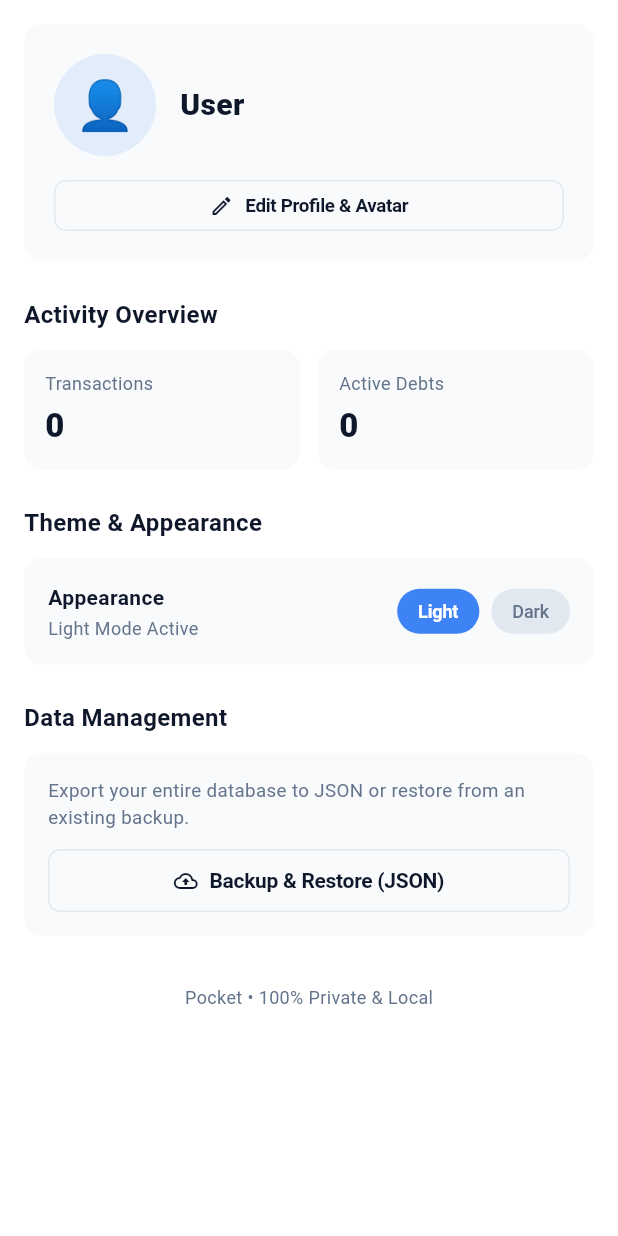
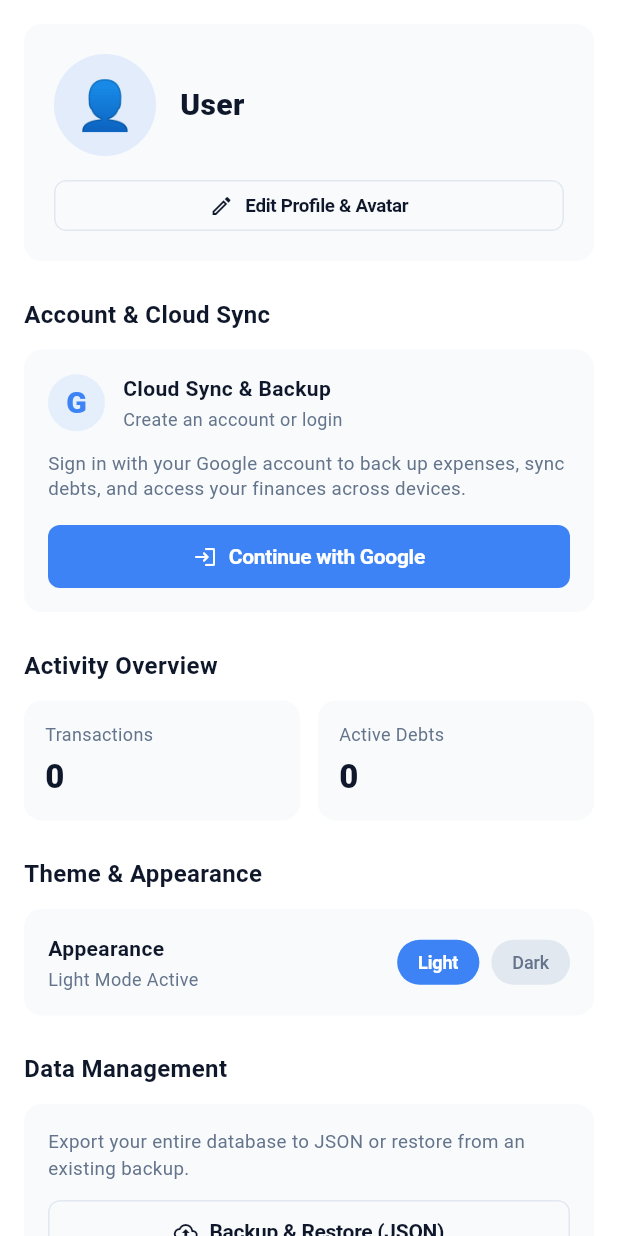
Before and after one commit to robindev2007/pocket, a Flutter app: the ProfileTab screen opened directly, on a phone screen of 412 x 824 dp. Run offline on Flutter 3.47's test engine with Material 3 defaults, Android fonts, the light colour scheme and no system bars; our stand-ins replace get, google_fonts, google_sign_in, shared_preferences; missing offline and left inert: luthor; accounts and stored records are empty.

Commit message:
feat(auth): implement Google Sign-In and account authentication on Profile tab

```diff
--- a/app/lib/data/models/user_profile_model.dart
+++ b/app/lib/data/models/user_profile_model.dart
@@ -1,30 +1,38 @@
 class UserProfileModel {
   UserProfileModel({
     required this.name,
+    this.id,
     this.email,
     this.avatar = '👤',
     this.bio,
+    this.currency = 'USD',
     this.hasCompletedOnboarding = false,
   });
 
+  final String? id;
   final String name;
   final String? email;
   final String avatar;
   final String? bio;
+  final String currency;
   final bool hasCompletedOnboarding;
 
   UserProfileModel copyWith({
+    String? id,
     String? name,
     String? email,
     String? avatar,
     String? bio,
+    String? currency,
     bool? hasCompletedOnboarding,
   }) {
     return UserProfileModel(
+      id: id ?? this.id,
       name: name ?? this.name,
       email: email ?? this.email,
       avatar: avatar ?? this.avatar,
       bio: bio ?? this.bio,
+      currency: currency ?? this.currency,
       hasCompletedOnboarding:
           hasCompletedOnboarding ?? this.hasCompletedOnboarding,
     );
@@ -32,20 +40,24 @@ class UserProfileModel {
 
   Map<String, dynamic> toJson() {
     return {
+      if (id != null) 'id': id,
       'name': name,
-      'email': email,
+      if (email != null) 'email': email,
       'avatar': avatar,
-      'bio': bio,
+      if (bio != null) 'bio': bio,
+      'currency': currency,
       'hasCompletedOnboarding': hasCompletedOnboarding,
     };
   }
 
   factory UserProfileModel.fromJson(Map<String, dynamic> json) {
     return UserProfileModel(
+      id: json['id'] as String?,
       name: json['name'] as String? ?? '',
       email: json['email'] as String?,
       avatar: json['avatar'] as String? ?? '👤',
       bio: json['bio'] as String?,
+      currency: json['currency'] as String? ?? 'USD',
       hasCompletedOnboarding:
           json['hasCompletedOnboarding'] as bool? ?? false,
     );
--- /dev/null
+++ b/app/lib/features/auth/presentation/widgets/google_auth_card.dart
@@ -0,0 +1,224 @@
+import 'package:flutter/material.dart';
+import 'package:get/get.dart';
+import '../../../../core/constants/app_sizes.dart';
+import '../../../../core/theme/theme.dart';
+import '../../../../core/widgets/app_button.dart';
+import '../../../../core/widgets/borderless_card.dart';
+import '../../../tracker/controllers/tracker_controller.dart';
+import '../../controllers/auth_controller.dart';
+
+class GoogleAuthCard extends StatelessWidget {
+  const GoogleAuthCard({super.key});
+
+  @override
+  Widget build(BuildContext context) {
+    final colorScheme = context.colorScheme;
+    final customColors = context.customColors;
+    final authController = AuthController.to;
+
+    return Obx(() {
+      final isLoggedIn = authController.isAuthenticated.value;
+      final isLoading = authController.isLoading.value;
+      final user = authController.authUser.value;
+      final currentEmail = user?.email ?? TrackerController.to.userEmail;
+
+      if (isLoggedIn) {
+        return BorderlessCard(
+          padding: const EdgeInsets.all(AppSizes.p16),
+          child: Column(
+            crossAxisAlignment: CrossAxisAlignment.start,
+            children: [
+              Row(
+                children: [
+                  Container(
+                    width: 38,
+                    height: 38,
+                    decoration: BoxDecoration(
+                      color: Colors.green.withValues(alpha: 0.12),
+                      shape: BoxShape.circle,
+                    ),
+                    child: const Icon(
+                      Icons.cloud_done_rounded,
+                      color: Colors.green,
+                      size: 20,
+                    ),
+                  ),
+                  AppSizes.gapW12,
+                  Expanded(
+                    child: Column(
+                      crossAxisAlignment: CrossAxisAlignment.start,
+                      children: [
+                        Text(
+                          'Google Account Connected',
+                          style: TextStyle(
+                            fontSize: 14,
+                            fontWeight: FontWeight.w700,
+                            color: colorScheme.onSurface,
+                          ),
+                        ),
+                        if (currentEmail != null && currentEmail.isNotEmpty) ...[
+                          const SizedBox(height: 2),
+                          Text(
+                            currentEmail,
+                            style: TextStyle(
+                              fontSize: 12.5,
+                              color: customColors.subtleText,
+                            ),
+                            maxLines: 1,
+                            overflow: TextOverflow.ellipsis,
+                          ),
+                        ],
+                      ],
+                    ),
+                  ),
+                  Container(
+                    padding:
+                        const EdgeInsets.symmetric(horizontal: 8, vertical: 3),
+                    decoration: BoxDecoration(
+                      color: Colors.green.withValues(alpha: 0.15),
+                      borderRadius: BorderRadius.circular(12),
+                    ),
+                    child: const Row(
+                      mainAxisSize: MainAxisSize.min,
+                      children: [
+                        Icon(Icons.check, size: 12, color: Colors.green),
+                        SizedBox(width: 4),
+                        Text(
+                          'Synced',
+                          style: TextStyle(
+                            fontSize: 11,
+                            fontWeight: FontWeight.w700,
+                            color: Colors.green,
+                          ),
+                        ),
+                      ],
+                    ),
+                  ),
+                ],
+              ),
+              AppSizes.gapH12,
+              Text(
+                'Your account is linked. Changes can sync seamlessly with the cloud.',
+                style: TextStyle(
+                  fontSize: 12,
+                  color: customColors.subtleText,
+                ),
+              ),
+              AppSizes.gapH16,
+              AppButton.outline(
+                text: 'Sign Out of Google',
+                prefixIcon: const Icon(Icons.logout_rounded, size: 16),
+                isFullWidth: true,
+                size: ButtonSize.sm,
+                isLoading: isLoading,
+                onPressed: () => _confirmSignOut(context, authController),
+              ),
+            ],
+          ),
+        );
+      }
+
+      // Unauthenticated state: Create Account or Login with Google
+      return BorderlessCard(
+        padding: const EdgeInsets.all(AppSizes.p16),
+        child: Column(
+          crossAxisAlignment: CrossAxisAlignment.start,
+          children: [
+            Row(
+              children: [
+                Container(
+                  width: 38,
+                  height: 38,
+                  decoration: BoxDecoration(
+                    color: colorScheme.primary.withValues(alpha: 0.1),
+                    shape: BoxShape.circle,
+                  ),
+                  child: Center(
+                    child: Text(
+                      'G',
+                      style: TextStyle(
+                        fontSize: 20,
+                        fontWeight: FontWeight.w900,
+                        color: colorScheme.primary,
+                      ),
+                    ),
+                  ),
+                ),
+                AppSizes.gapW12,
+                Expanded(
+                  child: Column(
+                    crossAxisAlignment: CrossAxisAlignment.start,
+                    children: [
+                      Text(
+                        'Cloud Sync & Backup',
+                        style: TextStyle(
+                          fontSize: 14,
+                          fontWeight: FontWeight.w700,
+                          color: colorScheme.onSurface,
+                        ),
+                      ),
+                      const SizedBox(height: 2),
+                      Text(
+                        'Create an account or login',
+                        style: TextStyle(
+                          fontSize: 12,
+                          color: customColors.subtleText,
+                        ),
+                      ),
+                    ],
+                  ),
+                ),
+              ],
+            ),
+            AppSizes.gapH12,
+            Text(
+              'Sign in with your Google account to back up expenses, sync debts, and access your finances across devices.',
+              style: TextStyle(
+                fontSize: 12.5,
+                color: customColors.subtleText,
+                height: 1.35,
+              ),
+            ),
+            AppSizes.gapH16,
+            AppButton.primary(
+              text: 'Continue with Google',
+              prefixIcon: const Icon(Icons.login_rounded, size: 16),
+              isFullWidth: true,
+              size: ButtonSize.md,
+              isLoading: isLoading,
+              onPressed: () => authController.signInWithGoogle(),
+            ),
+          ],
+        ),
+      );
+    });
+  }
+
+  void _confirmSignOut(BuildContext context, AuthController authController) {
+    showDialog(
+      context: context,
+      builder: (ctx) => AlertDialog(
+        title: const Text('Sign Out'),
+        content: const Text(
+          'Are you sure you want to sign out from your Google account? Your local data will remain saved on this device.',
+        ),
+        actions: [
+          TextButton(
+            onPressed: () => Navigator.pop(ctx),
+            child: const Text('Cancel'),
+          ),
+          TextButton(
+            onPressed: () {
+              Navigator.pop(ctx);
+              authController.signOut();
+            },
+            child: const Text(
+              'Sign Out',
+              style: TextStyle(color: Colors.red),
+            ),
+          ),
+        ],
+      ),
+    );
+  }
+}
--- a/app/lib/features/tracker/controllers/tracker_controller.dart
+++ b/app/lib/features/tracker/controllers/tracker_controller.dart
@@ -76,16 +76,20 @@ class TrackerController extends GetxController {
 
   Future<void> updateProfile({
     required String name,
+    String? id,
     String? email,
     String? avatar,
     String? bio,
+    String? currency,
     bool? hasCompletedOnboarding,
   }) async {
     final updated = userProfile.value.copyWith(
+      id: id ?? userProfile.value.id,
       name: name.trim(),
       email: email?.trim(),
       avatar: avatar ?? userProfile.value.avatar,
       bio: bio?.trim(),
+      currency: currency ?? userProfile.value.currency,
       hasCompletedOnboarding:
           hasCompletedOnboarding ?? userProfile.value.hasCompletedOnboarding,
     );
--- a/app/lib/features/tracker/presentation/screens/main_navigation_screen.dart
+++ b/app/lib/features/tracker/presentation/screens/main_navigation_screen.dart
@@ -2,6 +2,7 @@ import 'package:flutter/material.dart';
 import 'package:get/get.dart';
 
 import '../../../../core/theme/theme.dart';
+import '../../../auth/controllers/auth_controller.dart';
 import '../../controllers/tracker_controller.dart';
 import '../dialogs/welcome_name_dialog.dart';
 import 'dashboard_tab.dart';
@@ -22,6 +23,7 @@ class _MainNavigationScreenState extends State<MainNavigationScreen> {
   @override
   void initState() {
     super.initState();
+    Get.put(AuthController());
     Get.put(TrackerController());
     _checkFirstLaunchOnboarding();
   }
--- a/app/lib/features/tracker/presentation/screens/profile_tab.dart
+++ b/app/lib/features/tracker/presentation/screens/profile_tab.dart
@@ -6,6 +6,7 @@ import '../../../../core/constants/app_sizes.dart';
 import '../../../../core/theme/theme.dart';
 import '../../../../core/utils/currency_formatter.dart';
 import '../../../../core/widgets/widgets.dart';
+import '../../../auth/presentation/widgets/google_auth_card.dart';
 import '../../controllers/tracker_controller.dart';
 import '../dialogs/backup_restore_dialog.dart';
 import '../dialogs/edit_profile_dialog.dart';
@@ -114,7 +115,20 @@ class ProfileTab extends StatelessWidget {
               ),
               AppSizes.gapH24,
 
-              // 2. QUICK ACTIVITY STATS
+              // 2. ACCOUNT & CLOUD SYNC
+              Text(
+                'Account & Cloud Sync',
+                style: TextStyle(
+                  fontSize: 16,
+                  fontWeight: FontWeight.w700,
+                  color: colorScheme.onSurface,
+                ),
+              ),
+              AppSizes.gapH12,
+              const GoogleAuthCard(),
+              AppSizes.gapH24,
+
+              // 3. QUICK ACTIVITY STATS
               Text(
                 'Activity Overview',
                 style: TextStyle(
--- a/app/pubspec.yaml
+++ b/app/pubspec.yaml
@@ -39,6 +39,8 @@ dependencies:
   intl: ^0.20.3
   google_fonts: ^6.2.1
   luthor: ^1.0.0
+  google_sign_in: ^7.2.0
+  http: ^1.6.0
 
 dev_dependencies:
   flutter_test:
```
Also changed, not shown: app/lib/core/constants/api_constants.dart (added, +40 -0 lines), app/lib/data/services/auth_api_service.dart (added, +88 -0 lines), app/lib/data/services/storage_service.dart (+22 -0 lines), app/lib/features/auth/controllers/auth_controller.dart (added, +170 -0 lines), app/pubspec.lock, 3 other files.
